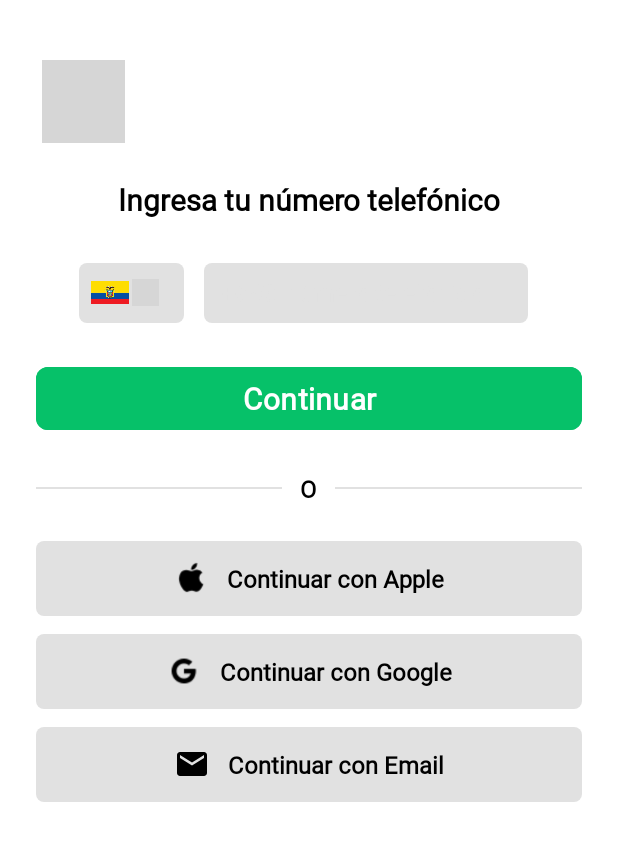
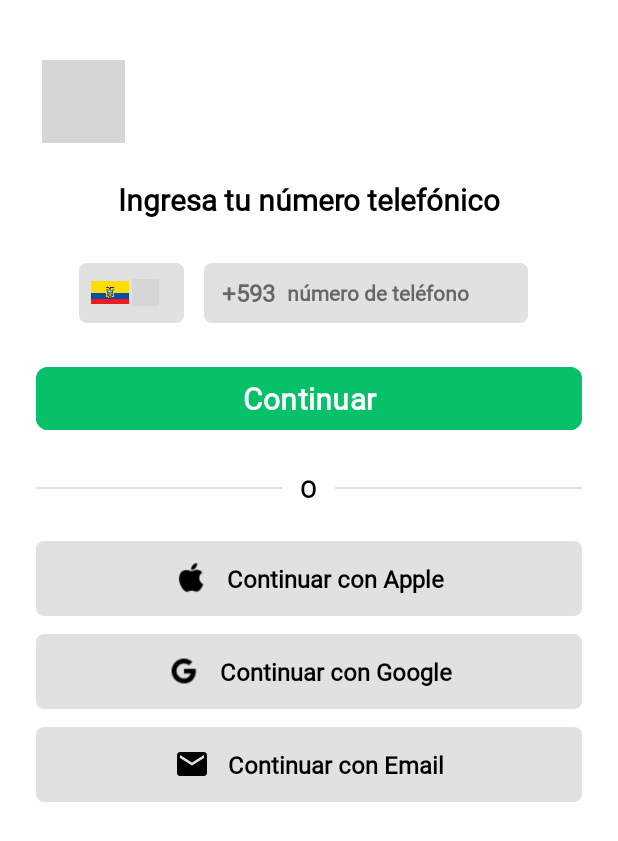
Before and after one commit to LuzAndrade7/Grupo7Deligo, an Android app: the screen it shows after launch (PhoneNumberActivity), on a phone screen of 412 x 824 dp. Shown: the top 841 px of the screen. Run offline under Robolectric (Android 15) with nearby library versions, the phone set to English and light mode, and no system bars; grey boxes are pictures that could not be loaded.

Commit message:
Number - Log In

```diff
--- a/app/src/main/res/layout/activity_phone_number.xml
+++ b/app/src/main/res/layout/activity_phone_number.xml
@@ -105,8 +105,8 @@
                     android:layout_height="wrap_content"
                     android:layout_marginEnd="8dp"
                     android:fontFamily="@font/montserrat"
-                    android:text="+593"
-                    android:textColor="@color/Grey"
+                    android:text="@string/CodNumero"
+                    android:textColor="@color/dark_grey"
                     android:textSize="16sp"
                     android:textStyle="bold" />
 
@@ -118,12 +118,12 @@
                     android:layout_weight="1"
                     android:background="@null"
                     android:fontFamily="@font/montserrat"
-                    android:hint="número telefónico"
-                    android:textColorHint="@color/Grey"
-                    android:textColor="@color/Grey"
+                    android:hint="@string/Numero"
                     android:inputType="phone"
                     android:maxLines="1"
-                    android:textSize="16sp"
+                    android:textColor="@color/dark_grey"
+                    android:textColorHint="@color/dark_grey"
+                    android:textSize="14sp"
                     android:textStyle="bold" />
             </LinearLayout>
 
--- a/app/src/main/res/values/colors.xml
+++ b/app/src/main/res/values/colors.xml
@@ -12,6 +12,8 @@
     <color name="textPrimary">#212121</color>
     <color name="colorContinue">#06C169</color>
     <color name="Grey">#E1E1E1</color>
+    <color name="dark_grey">#666666</color>
+
 
 
 
--- a/app/src/main/res/values/strings.xml
+++ b/app/src/main/res/values/strings.xml
@@ -2,7 +2,8 @@
     <string name="app_name">Grupo7Deligo</string>
     <string name="back">Volver</string>
     <string name="IngresaNumero">Ingresa tu número telefónico</string>
-    <string name="NumeroPais">+593  número telefónico</string>
+    <string name="CodNumero">+593</string>
+    <string name="Numero">número de teléfono</string>
     <string name="TextContinue">Continuar</string>
     <string name="TextO">O</string>
     <string name="TextInicioApple">Continuar con Apple</string>
@@ -95,4 +96,5 @@
     <string name="pizza">Pizza</string>
     <string name="compra_1_y_ll_vate_1_gratis">Compra 1 y llévate 1 gratis</string>
 
+
 </resources>
```
